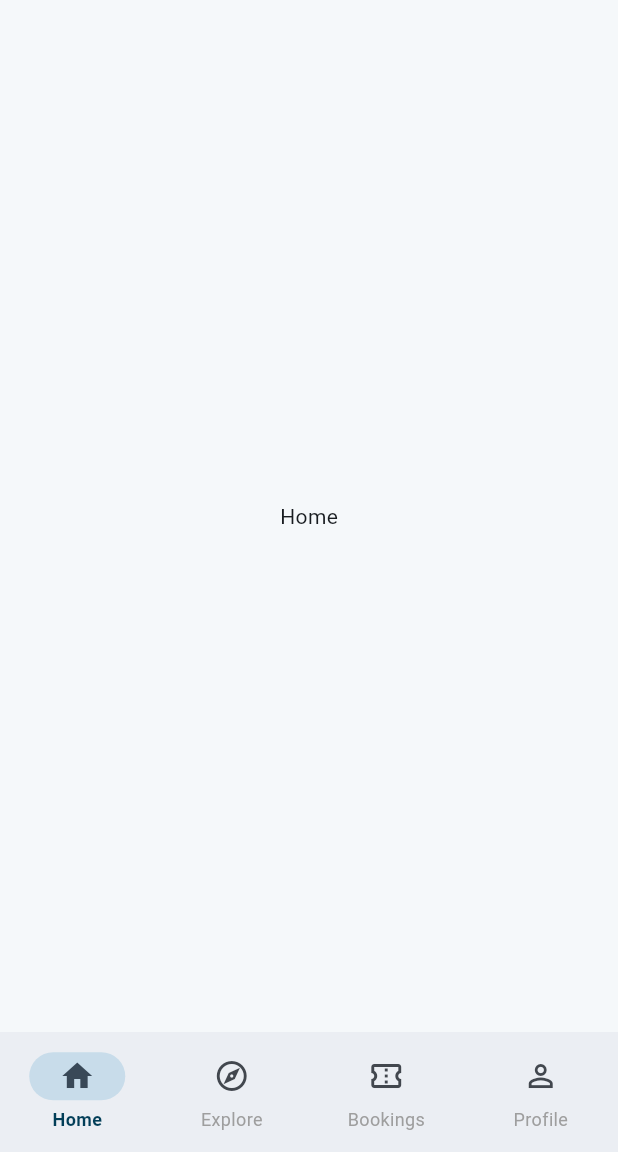
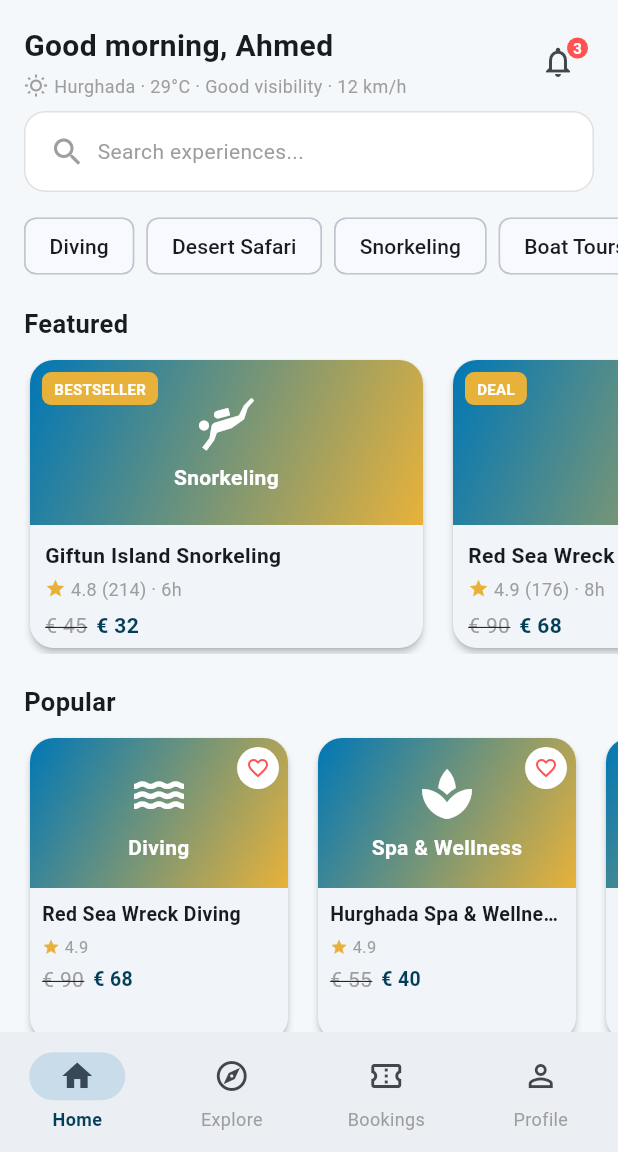
Before and after one commit to MohamedAbdElwahabOka/rihla_demo, a Flutter app: the screen it shows after launch, on a phone screen of 412 x 824 dp, the part 84-1236 px from its top. Run offline on Flutter 3.47's test engine with Material 3 defaults, Android fonts, the phone set to English and light mode, and no system bars.

Commit message:
feat: S1 Home screen (greeting, weather, categories, Featured/Popular/Restaurants)

```diff
--- a/lib/main_shell.dart
+++ b/lib/main_shell.dart
@@ -1,6 +1,7 @@
 import 'package:flutter/material.dart';
 import 'l10n/app_localizations.dart';
 import 'main.dart';
+import 'screens/home_screen.dart';
 
 /// Hosts the 4-tab bottom navigation (Home, Explore, Bookings, Profile —
 /// FR-025). Detail/booking/auth screens push on top of this shell.
@@ -28,7 +29,7 @@ class _MainShellState extends State<MainShell> {
     final locale = Localizations.localeOf(context).languageCode.toUpperCase();
 
     final tabs = [
-      Center(child: Text(l10n.navHome)),
+      HomeScreen(onSearchTap: () => setState(() => _tab = 1)),
       Center(child: Text(l10n.navExplore)),
       Center(child: Text(l10n.navBookings)),
       Center(child: Text(l10n.navProfile)),
--- a/lib/mock_data.dart
+++ b/lib/mock_data.dart
@@ -190,6 +190,19 @@ class PaymentMethod {
   const PaymentMethod({required this.id, required this.brand, required this.last4});
 }
 
+class WeatherSnapshot {
+  final String city;
+  final int tempC;
+  final String condition;
+  final int windKmh;
+  const WeatherSnapshot({
+    required this.city,
+    required this.tempC,
+    required this.condition,
+    required this.windKmh,
+  });
+}
+
 class UserProfile {
   final String firstName;
   final String lastName;
@@ -249,6 +262,8 @@ const sortOptions = <String>[
 // ---------------------------------------------------------------------------
 // Seed data
 // ---------------------------------------------------------------------------
+
+const currentWeather = WeatherSnapshot(city: 'Hurghada', tempC: 29, condition: 'Good visibility', windKmh: 12);
 
 const currentUser = UserProfile(
   firstName: 'Ahmed',
--- /dev/null
+++ b/lib/screens/home_screen.dart
@@ -0,0 +1,355 @@
+import 'package:flutter/material.dart';
+import '../l10n/app_localizations.dart';
+import '../mock_data.dart';
+import '../routes.dart';
+import '../theme.dart';
+import '../widgets/gradient_image.dart';
+import '../widgets/price_tag.dart';
+
+/// S1 — Home (FR-010-024). Hosted as the Home tab body in [MainShell].
+class HomeScreen extends StatefulWidget {
+  final VoidCallback onSearchTap;
+  const HomeScreen({super.key, required this.onSearchTap});
+
+  @override
+  State<HomeScreen> createState() => _HomeScreenState();
+}
+
+class _HomeScreenState extends State<HomeScreen> {
+  final Set<String> _favoriteIds = {};
+
+  void _toggleFavorite(String id) => setState(() {
+        if (_favoriteIds.contains(id)) {
+          _favoriteIds.remove(id);
+        } else {
+          _favoriteIds.add(id);
+        }
+      });
+
+  String _greeting(AppLocalizations l10n) {
+    final hour = DateTime.now().hour;
+    if (hour < 12) return l10n.greetingMorning;
+    if (hour < 18) return l10n.greetingAfternoon;
+    return l10n.greetingEvening;
+  }
+
+  @override
+  Widget build(BuildContext context) {
+    final l10n = AppLocalizations.of(context)!;
+    final unreadCount = notifications.where((n) => n.unread).length;
+    final featured = experiences.where((e) => e.badge != null).toList();
+    final popular = [...experiences]..sort((a, b) => b.rating.compareTo(a.rating));
+
+    return SafeArea(
+      child: ListView(
+        padding: const EdgeInsets.only(bottom: 24),
+        children: [
+          Padding(
+            padding: const EdgeInsets.fromLTRB(16, 16, 16, 8),
+            child: Row(
+              children: [
+                Expanded(
+                  child: Column(
+                    crossAxisAlignment: CrossAxisAlignment.start,
+                    children: [
+                      Text(
+                        '${_greeting(l10n)}, ${currentUser.firstName}',
+                        style: const TextStyle(fontSize: 20, fontWeight: FontWeight.bold),
+                      ),
+                      const SizedBox(height: 4),
+                      Row(
+                        children: [
+                          const Icon(Icons.wb_sunny_outlined, size: 16, color: Colors.grey),
+                          const SizedBox(width: 4),
+                          Text(
+                            '${currentWeather.city} · ${currentWeather.tempC}°C · ${currentWeather.condition} · ${currentWeather.windKmh} km/h',
+                            style: const TextStyle(fontSize: 12, color: Colors.grey),
+                          ),
+                        ],
+                      ),
+                    ],
+                  ),
+                ),
+                Stack(
+                  clipBehavior: Clip.none,
+                  children: [
+                    IconButton(
+                      icon: const Icon(Icons.notifications_outlined),
+                      onPressed: () => Navigator.of(context).pushNamed(Routes.notifications),
+                    ),
+                    if (unreadCount > 0)
+                      Positioned(
+                        right: 4,
+                        top: 4,
+                        child: Container(
+                          padding: const EdgeInsets.all(4),
+                          decoration: const BoxDecoration(color: Colors.redAccent, shape: BoxShape.circle),
+                          child: Text(
+                            '$unreadCount',
+                            style: const TextStyle(color: Colors.white, fontSize: 10, fontWeight: FontWeight.bold),
+                          ),
+                        ),
+                      ),
+                  ],
+                ),
+              ],
+            ),
+          ),
+          Padding(
+            padding: const EdgeInsets.symmetric(horizontal: 16),
+            child: InkWell(
+              onTap: widget.onSearchTap,
+              borderRadius: BorderRadius.circular(14),
+              child: Container(
+                padding: const EdgeInsets.symmetric(horizontal: 16, vertical: 14),
+                decoration: BoxDecoration(
+                  color: Colors.white,
+                  borderRadius: BorderRadius.circular(14),
+                  border: Border.all(color: Colors.grey.shade300),
+                ),
+                child: Row(
+                  children: [
+                    const Icon(Icons.search, color: Colors.grey),
+                    const SizedBox(width: 8),
+                    Text(l10n.searchHint, style: const TextStyle(color: Colors.grey)),
+                  ],
+                ),
+              ),
+            ),
+          ),
+          const SizedBox(height: 16),
+          SizedBox(
+            height: 40,
+            child: ListView.separated(
+              padding: const EdgeInsets.symmetric(horizontal: 16),
+              scrollDirection: Axis.horizontal,
+              itemCount: homeCategories.length,
+              separatorBuilder: (_, _) => const SizedBox(width: 8),
+              itemBuilder: (context, i) => ActionChip(
+                label: Text(homeCategories[i]),
+                onPressed: widget.onSearchTap,
+              ),
+            ),
+          ),
+          const SizedBox(height: 20),
+          _SectionHeader(title: l10n.featured),
+          SizedBox(
+            height: 200,
+            child: ListView.separated(
+              padding: const EdgeInsets.symmetric(horizontal: 16),
+              scrollDirection: Axis.horizontal,
+              itemCount: featured.length,
+              separatorBuilder: (_, _) => const SizedBox(width: 12),
+              itemBuilder: (context, i) => _FeaturedCard(experience: featured[i]),
+            ),
+          ),
+          const SizedBox(height: 20),
+          _SectionHeader(title: l10n.popular),
+          SizedBox(
+            height: 210,
+            child: ListView.separated(
+              padding: const EdgeInsets.symmetric(horizontal: 16),
+              scrollDirection: Axis.horizontal,
+              itemCount: popular.length,
+              separatorBuilder: (_, _) => const SizedBox(width: 12),
+              itemBuilder: (context, i) => _PopularCard(
+                experience: popular[i],
+                isFavorite: _favoriteIds.contains(popular[i].id),
+                onFavoriteToggle: () => _toggleFavorite(popular[i].id),
+              ),
+            ),
+          ),
+          const SizedBox(height: 20),
+          _SectionHeader(title: l10n.restaurants),
+          SizedBox(
+            height: 170,
+            child: ListView.separated(
+              padding: const EdgeInsets.symmetric(horizontal: 16),
+              scrollDirection: Axis.horizontal,
+              itemCount: restaurants.length,
+              separatorBuilder: (_, _) => const SizedBox(width: 12),
+              itemBuilder: (context, i) => _RestaurantCard(restaurant: restaurants[i]),
+            ),
+          ),
+        ],
+      ),
+    );
+  }
+}
+
+class _SectionHeader extends StatelessWidget {
+  final String title;
+  const _SectionHeader({required this.title});
+
+  @override
+  Widget build(BuildContext context) {
+    return Padding(
+      padding: const EdgeInsets.fromLTRB(16, 0, 16, 8),
+      child: Text(title, style: const TextStyle(fontSize: 17, fontWeight: FontWeight.bold)),
+    );
+  }
+}
+
+class _FeaturedCard extends StatelessWidget {
+  final Experience experience;
+  const _FeaturedCard({required this.experience});
+
+  @override
+  Widget build(BuildContext context) {
+    return GestureDetector(
+      onTap: () => Navigator.of(context).pushNamed(Routes.detail, arguments: experience),
+      child: SizedBox(
+        width: 270,
+        child: Card(
+          child: Column(
+            crossAxisAlignment: CrossAxisAlignment.stretch,
+            children: [
+              Stack(
+                children: [
+                  GradientImage(icon: experience.icon, label: experience.category, height: 110),
+                  if (experience.badge != null)
+                    Positioned(
+                      top: 8,
+                      left: 8,
+                      child: Container(
+                        padding: const EdgeInsets.symmetric(horizontal: 8, vertical: 4),
+                        decoration: BoxDecoration(color: RihlaColors.gold, borderRadius: BorderRadius.circular(6)),
+                        child: Text(
+                          experience.badge!,
+                          style: const TextStyle(fontSize: 10, fontWeight: FontWeight.bold, color: Colors.white),
+                        ),
+                      ),
+                    ),
+                ],
+              ),
+              Padding(
+                padding: const EdgeInsets.all(10),
+                child: Column(
+                  crossAxisAlignment: CrossAxisAlignment.start,
+                  children: [
+                    Text(experience.title, maxLines: 1, overflow: TextOverflow.ellipsis, style: const TextStyle(fontWeight: FontWeight.w600)),
+                    const SizedBox(height: 4),
+                    Row(
+                      children: [
+                        const Icon(Icons.star, size: 14, color: RihlaColors.gold),
+                        Text(' ${experience.rating} (${experience.reviewCount}) · ${experience.duration}', style: const TextStyle(fontSize: 12, color: Colors.grey)),
+                      ],
+                    ),
+                    const SizedBox(height: 6),
+                    PriceTag(original: experience.priceOriginal, discounted: experience.priceDiscounted, discountedFontSize: 14),
+                  ],
+                ),
+              ),
+            ],
+          ),
+        ),
+      ),
+    );
+  }
+}
+
+class _PopularCard extends StatelessWidget {
+  final Experience experience;
+  final bool isFavorite;
+  final VoidCallback onFavoriteToggle;
+  const _PopularCard({required this.experience, required this.isFavorite, required this.onFavoriteToggle});
+
+  @override
+  Widget build(BuildContext context) {
+    return GestureDetector(
+      onTap: () => Navigator.of(context).pushNamed(Routes.detail, arguments: experience),
+      child: SizedBox(
+        width: 180,
+        child: Card(
+          child: Column(
+            crossAxisAlignment: CrossAxisAlignment.stretch,
+            children: [
+              Stack(
+                children: [
+                  GradientImage(icon: experience.icon, label: experience.category, height: 100),
+                  Positioned(
+                    top: 6,
+                    right: 6,
+                    child: GestureDetector(
+                      onTap: onFavoriteToggle,
+                      child: CircleAvatar(
+                        radius: 14,
+                        backgroundColor: Colors.white,
+                        child: Icon(isFavorite ? Icons.favorite : Icons.favorite_border, size: 16, color: Colors.redAccent),
+                      ),
+                    ),
+                  ),
+                ],
+              ),
+              Padding(
+                padding: const EdgeInsets.all(8),
+                child: Column(
+                  crossAxisAlignment: CrossAxisAlignment.start,
+                  children: [
+                    Text(experience.title, maxLines: 1, overflow: TextOverflow.ellipsis, style: const TextStyle(fontWeight: FontWeight.w600, fontSize: 13)),
+                    const SizedBox(height: 4),
+                    Row(
+                      children: [
+                        const Icon(Icons.star, size: 12, color: RihlaColors.gold),
+                        Text(' ${experience.rating}', style: const TextStyle(fontSize: 11, color: Colors.grey)),
+                      ],
+                    ),
+                    const SizedBox(height: 4),
+                    PriceTag(original: experience.priceOriginal, discounted: experience.priceDiscounted, discountedFontSize: 13),
+                  ],
+                ),
+              ),
+            ],
+          ),
+        ),
+      ),
+    );
+  }
+}
+
+class _RestaurantCard extends StatelessWidget {
+  final Restaurant restaurant;
+  const _RestaurantCard({required this.restaurant});
+
+  @override
+  Widget build(BuildContext context) {
+    return SizedBox(
+      width: 170,
+      child: Card(
+        child: Column(
+          crossAxisAlignment: CrossAxisAlignment.stretch,
+          children: [
+            GradientImage(icon: restaurant.icon, label: restaurant.cuisine, height: 90),
+            Padding(
+              padding: const EdgeInsets.all(8),
+              child: Column(
+                crossAxisAlignment: CrossAxisAlignment.start,
+                children: [
+                  Text(restaurant.name, maxLines: 1, overflow: TextOverflow.ellipsis, style: const TextStyle(fontWeight: FontWeight.w600, fontSize: 13)),
+                  const SizedBox(height: 4),
+                  Row(
+                    children: [
+                      const Icon(Icons.star, size: 12, color: RihlaColors.gold),
+                      Text(' ${restaurant.rating} · ${restaurant.priceRange}', style: const TextStyle(fontSize: 11, color: Colors.grey)),
+                    ],
+                  ),
+                  const SizedBox(height: 4),
+                  Wrap(
+                    spacing: 4,
+                    children: restaurant.badges
+                        .map((b) => Container(
+                              padding: const EdgeInsets.symmetric(horizontal: 5, vertical: 2),
+                              decoration: BoxDecoration(color: RihlaColors.seaBlue.withValues(alpha: 0.1), borderRadius: BorderRadius.circular(4)),
+                              child: Text(b, style: const TextStyle(fontSize: 9, color: RihlaColors.seaBlueDark, fontWeight: FontWeight.w600)),
+                            ))
+                        .toList(),
+                  ),
+                ],
+              ),
+            ),
+          ],
+        ),
+      ),
+    );
+  }
+}
```
